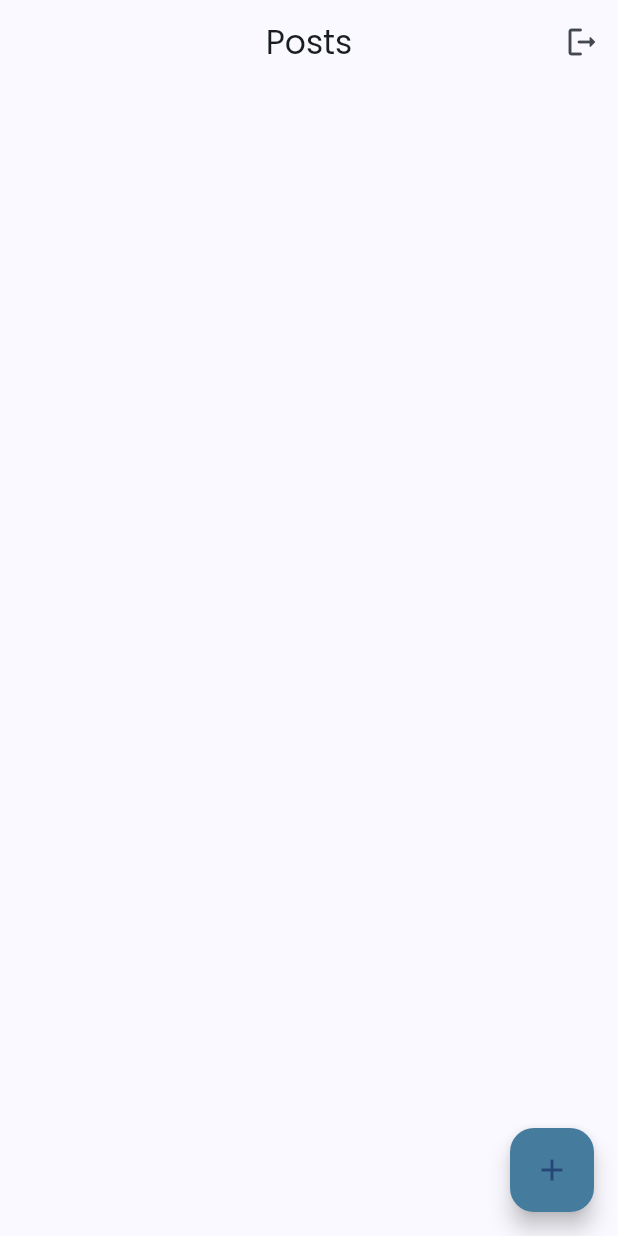
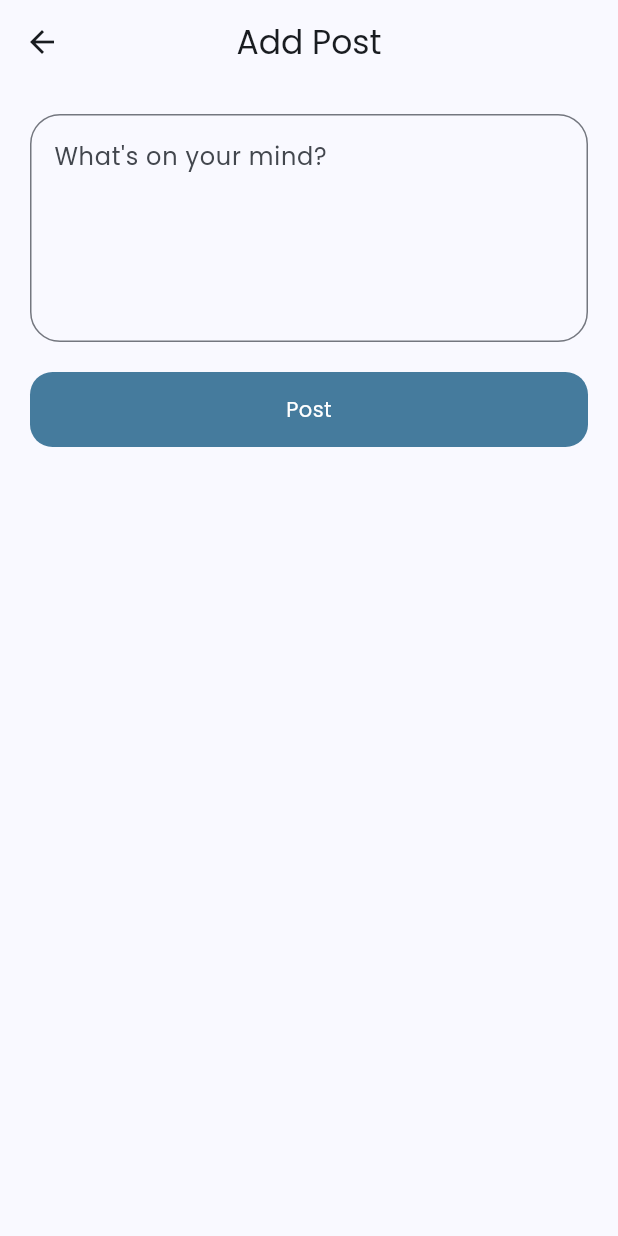
Before and after one commit to Abdullah-319/fire_app, a Flutter app: the PostScreen screen opened directly, after a tap on the "add" icon, on a phone screen of 412 x 824 dp. Run offline on Flutter 3.47's test engine with Material 3 defaults, Android fonts, the phone set to English and light mode, and no system bars; our stand-ins replace firebase_auth, firebase_core, firebase_database, fluttertoast, google_fonts, google_sign_in; accounts and stored records are empty; network calls fail.

Commit message:
create_post_in_database

```diff
--- /dev/null
+++ b/lib/ui/posts/add_post.dart
@@ -0,0 +1,109 @@
+import 'package:fire_app/utils/utils.dart';
+import 'package:fire_app/widgets/round_button.dart';
+import 'package:firebase_auth/firebase_auth.dart';
+import 'package:firebase_database/firebase_database.dart';
+import 'package:flutter/material.dart';
+
+class AddPost extends StatefulWidget {
+  const AddPost({super.key});
+
+  @override
+  State<AddPost> createState() => _AddPostState();
+}
+
+class _AddPostState extends State<AddPost> {
+  bool loading = false;
+  final GlobalKey<FormState> formKey = GlobalKey();
+  final postController = TextEditingController();
+
+  final database = FirebaseDatabase.instance;
+  final auth = FirebaseAuth.instance;
+
+  void addPost(String desc) {
+    setState(() {
+      loading = true;
+    });
+    String? user;
+    if (auth.currentUser!.email != null) {
+      user = auth.currentUser!.email!.split('@')[0];
+    } else {
+      user = auth.currentUser!.phoneNumber;
+    }
+
+    if (formKey.currentState!.validate()) {
+      try {
+        database
+            .ref('Posts')
+            .child(user!)
+            .child(DateTime.now().millisecondsSinceEpoch.toString())
+            .set({
+          'desc': desc,
+        }).then((value) {
+          Utils().showMessage(context, "What a nice thought. 😉",
+              Theme.of(context).colorScheme.secondary);
+
+          setState(() {
+            loading = false;
+            postController.clear();
+          });
+        }).onError((error, stackTrace) {
+          Utils().showMessage(
+              context, error.toString(), Theme.of(context).colorScheme.error);
+          setState(() {
+            loading = false;
+          });
+        });
+      } catch (e) {
+        Utils().showMessage(
+            context,
+            "Sorry. We can't post your thoughts at the moment. 🤕",
+            Theme.of(context).colorScheme.error);
+        setState(() {
+          loading = false;
+        });
+      }
+    }
+  }
+
+  @override
+  Widget build(BuildContext context) {
+    return Scaffold(
+      appBar: AppBar(
+        centerTitle: true,
+        title: const Text("Add Post"),
+      ),
+      body: Container(
+        padding: const EdgeInsets.symmetric(horizontal: 20),
+        child: Column(
+          children: [
+            Form(
+              key: formKey,
+              child: Column(
+                children: [
+                  const SizedBox(height: 20),
+                  TextFormField(
+                    maxLines: 5,
+                    controller: postController,
+                    decoration: const InputDecoration(
+                      hintText: "What's on your mind?",
+                      border: OutlineInputBorder(
+                          borderRadius: BorderRadius.all(Radius.circular(20))),
+                    ),
+                  ),
+                  const SizedBox(height: 20),
+                  RoundButton(
+                    loading: loading,
+                    title: "Post",
+                    onTap: () {
+                      addPost(postController.text);
+                    },
+                  ),
+                ],
+              ),
+            ),
+          ],
+        ),
+      ),
+    );
+  }
+}
--- a/lib/ui/posts/post_screen.dart
+++ b/lib/ui/posts/post_screen.dart
@@ -1,4 +1,5 @@
 import 'package:fire_app/ui/auth/login_screen.dart';
+import 'package:fire_app/ui/posts/add_post.dart';
 import 'package:fire_app/utils/utils.dart';
 import 'package:firebase_auth/firebase_auth.dart';
 import 'package:flutter/material.dart';
@@ -52,9 +53,15 @@ class _PostScreenState extends State<PostScreen> {
         child: userAccess,
       ),
       floatingActionButton: FloatingActionButton(
-        onPressed: () {},
+        onPressed: () {
+          Navigator.push(context,
+              MaterialPageRoute(builder: (context) => const AddPost()));
+        },
         backgroundColor: Theme.of(context).colorScheme.primary,
-        child: const Icon(Icons.add),
+        child: const Icon(
+          Icons.add,
+          color: Colors.white60,
+        ),
       ),
     );
   }
--- a/pubspec.yaml
+++ b/pubspec.yaml
@@ -42,6 +42,7 @@ dependencies:
   fluttertoast: ^8.2.4
   google_fonts: ^6.2.0
   google_sign_in: ^6.2.1
+  firebase_database: ^10.4.9
 
 dev_dependencies:
   flutter_test:
```
Also changed, not shown: lib/ui/auth/login_with_phone.dart (+8 -3 lines), pubspec.lock, 1 other file.
